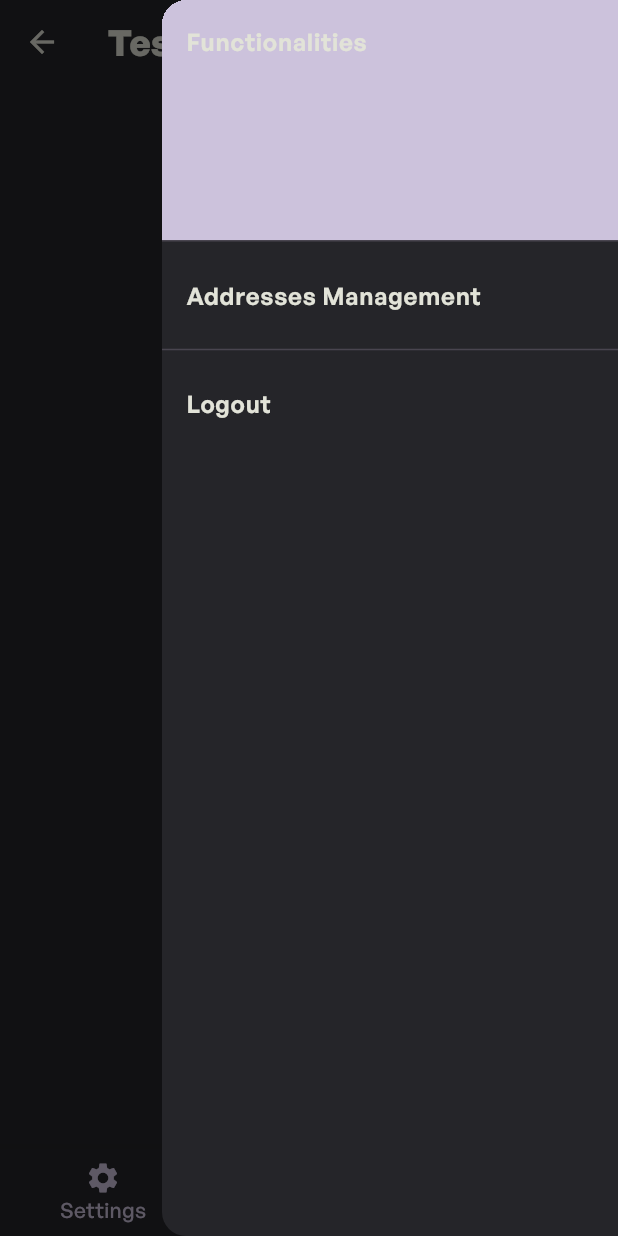
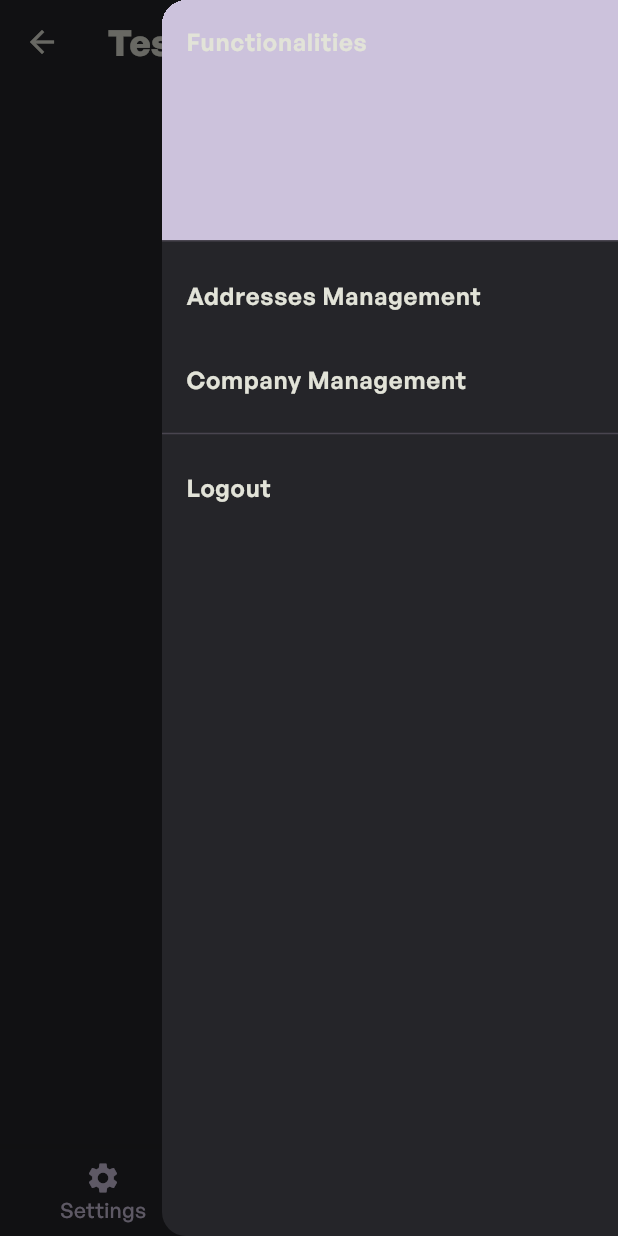
Before and after one commit to B0arrr/Mgr_frontend, a Flutter app: the RootScreen screen opened by its route, with the side drawer open, on a phone screen of 412 x 824 dp. Run offline on Flutter 3.47's test engine with Material 3 defaults, Android fonts, the phone set to English and light mode, and no system bars; our stand-ins replace auto_route, dio, equatable, flutter_bloc, flutter_secure_storage, flutter_svg and 6 more; accounts and stored records are empty; network calls fail.

Commit message:
Added company management

```diff
--- a/lib/src/core/i18n/intl/messages_en.dart
+++ b/lib/src/core/i18n/intl/messages_en.dart
@@ -41,6 +41,18 @@ class MessageLookup extends MessageLookupByLibrary {
         "address_management_title":
             MessageLookupByLibrary.simpleMessage("Address list"),
         "cancel": MessageLookupByLibrary.simpleMessage("Cancel"),
+        "company_management_addButton":
+            MessageLookupByLibrary.simpleMessage("Add Company"),
+        "company_management_alert_dialog_add_title":
+            MessageLookupByLibrary.simpleMessage("Add Company"),
+        "company_management_alert_dialog_address":
+            MessageLookupByLibrary.simpleMessage("Address"),
+        "company_management_alert_dialog_edit_title":
+            MessageLookupByLibrary.simpleMessage("Edit Company"),
+        "company_management_alert_dialog_name":
+            MessageLookupByLibrary.simpleMessage("Name"),
+        "company_management_title":
+            MessageLookupByLibrary.simpleMessage("Company List"),
         "form_password_not_match":
             MessageLookupByLibrary.simpleMessage("Passwords do not match!"),
         "form_submitted": MessageLookupByLibrary.simpleMessage(
@@ -100,6 +112,8 @@ class MessageLookup extends MessageLookupByLibrary {
             MessageLookupByLibrary.simpleMessage("Functionalities"),
         "root_list_item_addressesManagement":
             MessageLookupByLibrary.simpleMessage("Addresses Management"),
+        "root_list_item_companyManagement":
+            MessageLookupByLibrary.simpleMessage("Company Management"),
         "root_profile": MessageLookupByLibrary.simpleMessage("Profile"),
         "root_settings": MessageLookupByLibrary.simpleMessage("Settings"),
         "save": MessageLookupByLibrary.simpleMessage("Save"),
--- a/lib/src/core/i18n/l10n.dart
+++ b/lib/src/core/i18n/l10n.dart
@@ -195,6 +195,16 @@ class I18n {
     return Intl.message(
       'Addresses Management',
       name: 'root_list_item_addressesManagement',
+      desc: '',
+      args: [],
+    );
+  }
+
+  /// `Company Management`
+  String get root_list_item_companyManagement {
+    return Intl.message(
+      'Company Management',
+      name: 'root_list_item_companyManagement',
       desc: '',
       args: [],
     );
@@ -729,6 +739,66 @@ class I18n {
       args: [],
     );
   }
+
+  /// `Company List`
+  String get company_management_title {
+    return Intl.message(
+      'Company List',
+      name: 'company_management_title',
+      desc: '',
+      args: [],
+    );
+  }
+
+  /// `Add Company`
+  String get company_management_addButton {
+    return Intl.message(
+      'Add Company',
+      name: 'company_management_addButton',
+      desc: '',
+      args: [],
+    );
+  }
+
+  /// `Name`
+  String get company_management_alert_dialog_name {
+    return Intl.message(
+      'Name',
+      name: 'company_management_alert_dialog_name',
+      desc: '',
+      args: [],
+    );
+  }
+
+  /// `Address`
+  String get company_management_alert_dialog_address {
+    return Intl.message(
+      'Address',
+      name: 'company_management_alert_dialog_address',
+      desc: '',
+      args: [],
+    );
+  }
+
+  /// `Add Company`
+  String get company_management_alert_dialog_add_title {
+    return Intl.message(
+      'Add Company',
+      name: 'company_management_alert_dialog_add_title',
+      desc: '',
+      args: [],
+    );
+  }
+
+  /// `Edit Company`
+  String get company_management_alert_dialog_edit_title {
+    return Intl.message(
+      'Edit Company',
+      name: 'company_management_alert_dialog_edit_title',
+      desc: '',
+      args: [],
+    );
+  }
 }
 
 class AppLocalizationDelegate extends LocalizationsDelegate<I18n> {
--- a/lib/src/core/i18n/l10n/intl_en.arb
+++ b/lib/src/core/i18n/l10n/intl_en.arb
@@ -17,6 +17,7 @@
   "root_profile": "Profile",
   "root_list_header": "Functionalities",
   "root_list_item_addressesManagement": "Addresses Management",
+  "root_list_item_companyManagement": "Company Management",
 
   "home_title": "Home",
 
@@ -79,5 +80,12 @@
   "address_management_alert_dialog_zipCode": "ZIP Code",
   "address_management_alert_dialog_country": "Country",
   "address_management_alert_dialog_add_title": "Add Address",
-  "address_management_alert_dialog_edit_title": "Edit Address"
+  "address_management_alert_dialog_edit_title": "Edit Address",
+
+  "company_management_title": "Company List",
+  "company_management_addButton": "Add Company",
+  "company_management_alert_dialog_name": "Name",
+  "company_management_alert_dialog_address": "Address",
+  "company_management_alert_dialog_add_title": "Add Company",
+  "company_management_alert_dialog_edit_title": "Edit Company"
 }
--- a/lib/src/core/routing/app_router.dart
+++ b/lib/src/core/routing/app_router.dart
@@ -1,6 +1,7 @@
 import 'package:auto_route/auto_route.dart';
 import 'package:mgr_frontend/src/core/routing/guards/auth_guard.dart';
 import 'package:mgr_frontend/src/features/address_management/ui/address_management_screen.dart';
+import 'package:mgr_frontend/src/features/company_management/ui/company_management_screen.dart';
 import 'package:mgr_frontend/src/features/login/ui/login_screen.dart';
 import 'package:mgr_frontend/src/features/main_page/ui/password_change_screen.dart';
 import 'package:mgr_frontend/src/features/main_page/ui/root_screen.dart';
@@ -15,5 +16,6 @@ class AppRouter extends RootStackRouter {
     AutoRoute(page: RootRoute.page, initial: false, guards: [AuthGuard()]),
     AutoRoute(page: PasswordChangeRoute.page, initial: false, guards: [AuthGuard()]),
     AutoRoute(page: AddressManagementRoute.page, initial: false, guards: [AuthGuard()]),
+    AutoRoute(page: CompanyManagementRoute.page, initial: false, guards: [AuthGuard()]),
   ];
 }
--- /dev/null
+++ b/lib/src/datasource/http/company_api.dart
@@ -0,0 +1,35 @@
+import 'package:dio/dio.dart';
+import 'package:mgr_frontend/src/datasource/models/Company/company.dart';
+
+class CompanyApi {
+  final Dio dio;
+
+  CompanyApi({required this.dio});
+
+  Future<List<Company>> getCompanies() async {
+    final response = await dio.get('/company');
+    return (response.data as List)
+        .map((json) => Company.fromJson(json))
+        .toList();
+  }
+
+  Future<Company> getCompany(int id) async {
+    final response = await dio.get('/company/$id');
+    return Company.fromJson(response.data);
+  }
+
+  Future<Company> addCompany(Company company) async {
+    final response = await dio.post('/company', data: company);
+    return Company.fromJson(response.data);
+  }
+
+  Future<Company> updateCompany(int id, Company company) async {
+    final response = await dio.put('/company/$id', data: company);
+    return Company.fromJson(response.data);
+  }
+
+  Future<Company> deleteCompany(int id) async {
+    final response = await dio.delete('/company/$id');
+    return Company.fromJson(response.data);
+  }
+}
--- /dev/null
+++ b/lib/src/datasource/models/Company/company.dart
@@ -0,0 +1,17 @@
+import 'package:freezed_annotation/freezed_annotation.dart';
+import 'package:mgr_frontend/src/datasource/models/Address/address.dart';
+
+part 'company.freezed.dart';
+part 'company.g.dart';
+
+@unfreezed
+class Company with _$Company {
+  factory Company({
+    required int id,
+    required String name,
+    required int address_id,
+    required Address? address,
+  }) = _Company;
+
+  factory Company.fromJson(Map<String, Object?> json) => _$CompanyFromJson(json);
+}
--- /dev/null
+++ b/lib/src/datasource/repositories/company_repository.dart
@@ -0,0 +1,47 @@
+import 'package:mgr_frontend/src/datasource/http/company_api.dart';
+import 'package:mgr_frontend/src/datasource/models/Company/company.dart';
+import 'package:mgr_frontend/src/datasource/models/api_response/api_response.dart';
+import 'package:mgr_frontend/src/datasource/repositories/base_repository.dart';
+import 'package:mgr_frontend/src/shared/locator.dart';
+
+class CompanyRepository extends BaseRepository {
+  final CompanyApi _companyApi;
+
+  CompanyRepository({CompanyApi? companyApi})
+      : _companyApi = companyApi ?? locator<CompanyApi>();
+
+  Future<ApiResponse<List<Company>, ApiError>> getCompanies() async {
+    return runApiCall(call: () async {
+      final response = await _companyApi.getCompanies();
+      return ApiResponse.success(response);
+    });
+  }
+
+  Future<ApiResponse<Company, ApiError>> getCompany(int id) async {
+    return runApiCall(call: () async {
+      final response = await _companyApi.getCompany(id);
+      return ApiResponse.success(response);
+    });
+  }
+
+  Future<ApiResponse<Company, ApiError>> addCompany(Company company) async {
+    return runApiCall(call: () async {
+      final response = await _companyApi.addCompany(company);
+      return ApiResponse.success(response);
+    });
+  }
+
+  Future<ApiResponse<Company, ApiError>> updateCompany(int id, Company company) async {
+    return runApiCall(call: () async {
+      final response = await _companyApi.updateCompany(id, company);
+      return ApiResponse.success(response);
+    });
+  }
+
+  Future<ApiResponse<Company, ApiError>> deleteCompany(int id) async {
+    return runApiCall(call: () async {
+      final response = await _companyApi.deleteCompany(id);
+      return ApiResponse.success(response);
+    });
+  }
+}
--- a/lib/src/features/address_management/ui/address_management_screen.dart
+++ b/lib/src/features/address_management/ui/address_management_screen.dart
@@ -2,6 +2,7 @@ import 'package:auto_route/auto_route.dart';
 import 'package:flutter/material.dart';
 import 'package:flutter_bloc/flutter_bloc.dart';
 import 'package:mgr_frontend/src/core/i18n/l10n.dart';
+import 'package:mgr_frontend/src/core/theme/dimens.dart';
 import 'package:mgr_frontend/src/datasource/models/Address/address.dart';
 import 'package:mgr_frontend/src/features/address_management/logic/address_management_bloc.dart';
 
@@ -68,7 +69,7 @@ class _AddressManagementScreenState extends State<AddressManagementScreen> {
               ),
             ),
             Padding(
-              padding: const EdgeInsets.all(8.0),
+              padding: const EdgeInsets.all(Dimens.spacing),
               child: ElevatedButton(
                 onPressed: () {
                   _showAddDialog(context);
--- /dev/null
+++ b/lib/src/features/company_management/logic/company_management_event.dart
@@ -0,0 +1,17 @@
+part of 'company_management_bloc.dart';
+
+@freezed
+class CompanyManagementEvent with _$CompanyManagementEvent {
+  const factory CompanyManagementEvent.initCompanies() = _InitCompany;
+
+  const factory CompanyManagementEvent.addCompany(Company company) =
+  _AddCompany;
+
+  const factory CompanyManagementEvent.removeCompany(Company company) =
+  _RemoveCompany;
+
+  const factory CompanyManagementEvent.updateCompany({
+    required Company oldCompany,
+    required Company newCompany,
+  }) = _UpdateCompany;
+}
--- /dev/null
+++ b/lib/src/features/company_management/logic/company_management_state.dart
@@ -0,0 +1,12 @@
+part of 'company_management_bloc.dart';
+
+@freezed
+class CompanyManagementState with _$CompanyManagementState {
+  const factory CompanyManagementState({
+    required List<Company> companies,
+  }) = _CompanyManagementState;
+
+  factory CompanyManagementState.initial() {
+    return CompanyManagementState(companies: []);
+  }
+}
--- a/lib/src/features/main_page/ui/root_screen.dart
+++ b/lib/src/features/main_page/ui/root_screen.dart
@@ -54,6 +54,13 @@ class _RootScreenState extends State<RootScreen> {
               onTap: () {
                 Navigator.pop(context);
                 context.router.push(AddressManagementRoute());
+              },
+            ),
+            ListTile(
+              title: Text(I18n.of(context).root_list_item_companyManagement),
+              onTap: () {
+                Navigator.pop(context);
+                context.router.push(CompanyManagementRoute());
               },
             ),
             Divider(),
--- a/lib/src/shared/locator.dart
+++ b/lib/src/shared/locator.dart
@@ -2,11 +2,13 @@ import 'package:flutter_secure_storage/flutter_secure_storage.dart';
 import 'package:get_it/get_it.dart';
 import 'package:mgr_frontend/src/core/routing/app_router.dart';
 import 'package:mgr_frontend/src/datasource/http/address_api.dart';
+import 'package:mgr_frontend/src/datasource/http/company_api.dart';
 import 'package:mgr_frontend/src/datasource/http/dio_config.dart';
 import 'package:mgr_frontend/src/datasource/http/example_api.dart';
 import 'package:mgr_frontend/src/datasource/http/login_api.dart';
 import 'package:mgr_frontend/src/datasource/http/user_api.dart';
 import 'package:mgr_frontend/src/datasource/repositories/address_repository.dart';
+import 'package:mgr_frontend/src/datasource/repositories/company_repository.dart';
 import 'package:mgr_frontend/src/datasource/repositories/example_repository.dart';
 import 'package:mgr_frontend/src/datasource/repositories/login_repository.dart';
 import 'package:mgr_frontend/src/datasource/repositories/user_repository.dart';
@@ -29,4 +31,6 @@ final GetIt locator = GetIt.instance
       UserApi(dio: locator<DioConfig>().dio, localStorage: locator<Storage>()))
   ..registerLazySingleton(() => UserRepository())
   ..registerLazySingleton(() => AddressApi(dio: locator<DioConfig>().dio))
-  ..registerLazySingleton(() => AddressRepository());
+  ..registerLazySingleton(() => AddressRepository())
+  ..registerLazySingleton(() => CompanyApi(dio: locator<DioConfig>().dio))
+  ..registerLazySingleton(() => CompanyRepository());
```
Also changed, not shown: lib/src/features/company_management/logic/company_management_bloc.dart (added, +72 -0 lines), lib/src/features/company_management/ui/company_management_screen.dart (added, +216 -0 lines), lib/src/core/routing/app_router.gr.dart, lib/src/datasource/models/Company/company.freezed.dart (added), lib/src/datasource/models/Company/company.g.dart (added), lib/src/features/company_management/logic/company_management_bloc.freezed.dart (added).
